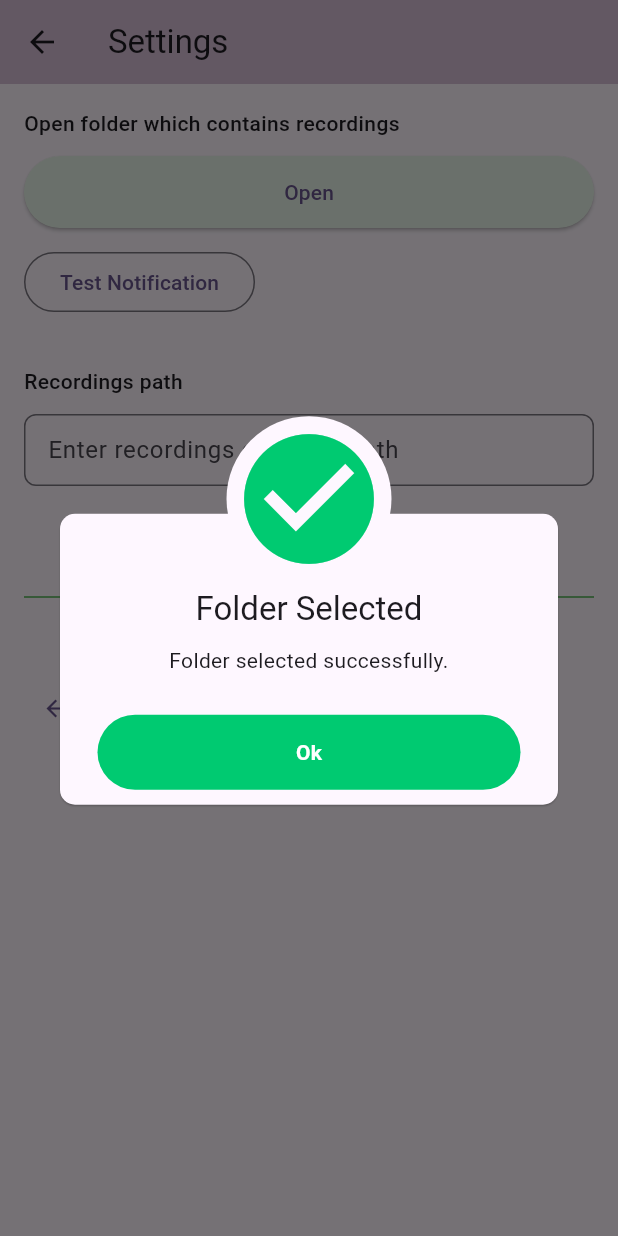
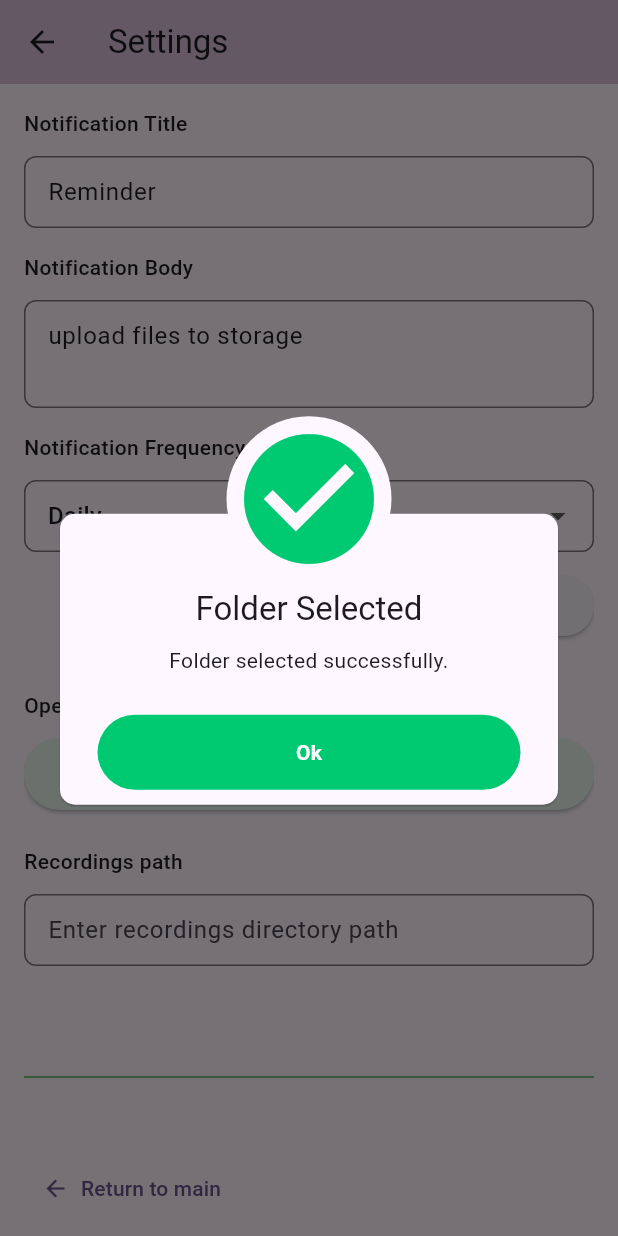
Before and after one commit to anshumanpatil/call-rec-cloud, a Flutter app: the SettingsPage screen opened by its route, after a tap on "Open", on a phone screen of 412 x 824 dp. Run offline on Flutter 3.47's test engine with Material 3 defaults, Android fonts, the phone set to English and light mode, and no system bars; our stand-ins replace awesome_dialog, flutter_local_notifications, permission_handler, sqflite; missing offline and left inert: docman; accounts and stored records are empty; project files that could hold a hidden picture were left out.

Commit message:
settings page ui created for notifications

```diff
--- a/lib/pages/settings_page.dart
+++ b/lib/pages/settings_page.dart
@@ -4,7 +4,8 @@ import 'package:awesome_dialog/awesome_dialog.dart';
 import 'package:docman/docman.dart';
 import 'package:cll_upld/constants.dart';
 import 'package:cll_upld/repositories/settings_repository.dart';
-import 'package:cll_upld/services/local_notification_service.dart';
+import 'package:cll_upld/services/database_provider.dart';
+import 'package:cll_upld/widgets/notification_settings_widget.dart';
 import 'package:cll_upld/theme/theme.dart';
 import 'package:cll_upld/widgets/recording_path_selector.dart';
 
@@ -17,10 +18,18 @@ class SettingsPage extends StatefulWidget {
 
 class _SettingsPageState extends State<SettingsPage> {
   late TextEditingController _recordingsPathController;
+  late TextEditingController _notificationTitleController;
+  late TextEditingController _notificationBodyController;
   final SettingsRepository _settingsRepository = SettingsRepository();
-  final LocalNotificationService _localNotificationService =
-      LocalNotificationService();
+  final DatabaseProvider _databaseProvider = DatabaseProvider();
+  static const Set<String> _validRepeatIntervals = {
+    'hourly',
+    'daily',
+    'weekly',
+  };
+  String _selectedRepeatInterval = 'daily';
   String? _initialDirectory;
+  int? _notificationDetailsId;
 
   bool get _supportsDirectoryPicker {
     if (kIsWeb) {
@@ -163,19 +172,114 @@ class _SettingsPageState extends State<SettingsPage> {
     );
   }
 
-  Future<void> _sendTestNotification() async {
+  // Future<void> _sendTestNotification() async {
+  //   try {
+  //     final log = await _localNotificationService
+  //         .sendImmediateTestNotification();
+  //     _showStatusDialog(
+  //       title: 'Notification Test',
+  //       message: log,
+  //       dialogType: DialogType.info,
+  //     );
+  //   } catch (e) {
+  //     _showStatusDialog(
+  //       title: 'Notification Test Failed',
+  //       message: '$e',
+  //       dialogType: DialogType.error,
+  //     );
+  //   }
+  // }
+
+  Future<void> _loadNotificationDetails() async {
+    final allDetails = await _databaseProvider.getAllNotificationDetails();
+    if (allDetails.isEmpty) {
+      final id = await _databaseProvider.createNotificationDetails(
+        title: 'Reminder',
+        body: 'upload files to storage',
+        repeatInterval: 'daily',
+      );
+      if (!mounted) {
+        return;
+      }
+      setState(() {
+        _notificationDetailsId = id;
+        _notificationTitleController.text = 'Reminder';
+        _notificationBodyController.text = 'upload files to storage';
+        _selectedRepeatInterval = 'daily';
+      });
+      return;
+    }
+
+    final first = allDetails.first;
+    if (!mounted) {
+      return;
+    }
+    setState(() {
+      _notificationDetailsId = first['id'] as int?;
+      _notificationTitleController.text =
+          (first['title'] as String?) ?? 'Reminder';
+      _notificationBodyController.text =
+          (first['body'] as String?) ?? 'upload files to storage';
+      final dbInterval = (first['repeat_interval'] as String?)?.trim();
+      _selectedRepeatInterval = _normalizeRepeatInterval(dbInterval);
+    });
+  }
+
+  String _normalizeRepeatInterval(String? raw) {
+    if (raw == null) {
+      return 'daily';
+    }
+    final normalized = raw.trim().toLowerCase();
+    if (_validRepeatIntervals.contains(normalized)) {
+      return normalized;
+    }
+    return 'daily';
+  }
+
+  Future<void> _saveNotificationDetails() async {
+    final title = _notificationTitleController.text.trim();
+    final body = _notificationBodyController.text.trim();
+
+    if (title.isEmpty || body.isEmpty) {
+      _showStatusDialog(
+        title: 'Invalid Notification Details',
+        message: 'Title and body are required.',
+        dialogType: DialogType.warning,
+      );
+      return;
+    }
+
     try {
-      final log = await _localNotificationService
-          .sendImmediateTestNotification();
+      if (_notificationDetailsId == null) {
+        final id = await _databaseProvider.createNotificationDetails(
+          title: title,
+          body: body,
+          repeatInterval: _selectedRepeatInterval,
+        );
+        if (!mounted) {
+          return;
+        }
+        setState(() {
+          _notificationDetailsId = id;
+        });
+      } else {
+        await _databaseProvider.updateNotificationDetails(
+          notificationId: _notificationDetailsId!,
+          title: title,
+          body: body,
+          repeatInterval: _selectedRepeatInterval,
+        );
+      }
+
       _showStatusDialog(
-        title: 'Notification Test',
-        message: log,
-        dialogType: DialogType.info,
+        title: 'Notification Details Saved',
+        message: 'Notification title and body updated successfully.',
+        dialogType: DialogType.success,
       );
     } catch (e) {
       _showStatusDialog(
-        title: 'Notification Test Failed',
-        message: '$e',
+        title: 'Save Failed',
+        message: 'Unable to save notification details: $e',
         dialogType: DialogType.error,
       );
     }
@@ -185,12 +289,17 @@ class _SettingsPageState extends State<SettingsPage> {
   void initState() {
     super.initState();
     _recordingsPathController = TextEditingController();
+    _notificationTitleController = TextEditingController();
+    _notificationBodyController = TextEditingController();
+    _loadNotificationDetails();
     // _loadInitialDirectory();
   }
 
   @override
   void dispose() {
     _recordingsPathController.dispose();
+    _notificationTitleController.dispose();
+    _notificationBodyController.dispose();
     super.dispose();
   }
 
@@ -203,11 +312,32 @@ class _SettingsPageState extends State<SettingsPage> {
       ),
       body: Padding(
         padding: const EdgeInsets.all(16.0),
-        child: RecordingPathSelector(
-          recordingsPathController: _recordingsPathController,
-          onOpenFolder: _openFolderSelector,
-          onTestNotification: _sendTestNotification,
-          onReturnToMain: () => Navigator.pop(context),
+        child: SingleChildScrollView(
+          child: Column(
+            crossAxisAlignment: CrossAxisAlignment.start,
+            children: [
+              NotificationSettingsWidget(
+                notificationTitleController: _notificationTitleController,
+                notificationBodyController: _notificationBodyController,
+                selectedRepeatInterval: _selectedRepeatInterval,
+                onRepeatIntervalChanged: (value) {
+                  if (value == null) {
+                    return;
+                  }
+                  setState(() {
+                    _selectedRepeatInterval = _normalizeRepeatInterval(value);
+                  });
+                },
+                onSaveNotificationDetails: _saveNotificationDetails,
+              ),
+              const SizedBox(height: 32),
+              RecordingPathSelector(
+                recordingsPathController: _recordingsPathController,
+                onOpenFolder: _openFolderSelector,
+                onReturnToMain: () => Navigator.pop(context),
+              ),
+            ],
+          ),
         ),
       ),
     );
--- a/lib/services/database_constants.dart
+++ b/lib/services/database_constants.dart
@@ -1,13 +1,25 @@
 class DatabaseConstants {
   // Database name
   static const String databaseName = 'cll_upld.db';
-  static const int databaseVersion = 1;
+  static const int databaseVersion = 3;
 
   // Table names
   static const String settingsTable = 'settings';
+  static const String notificationDetailsTable = 'notificationDetails';
 
   // Settings table columns
   static const String settingId = 'id';
   static const String settingIsPathAvailable = 'isPathAvailable';
   static const String settingRecordingsPath = 'recordings_path';
+
+  // Notification details table columns
+  static const String notificationId = 'id';
+  static const String notificationTitle = 'title';
+  static const String notificationBody = 'body';
+  static const String notificationRepeatInterval = 'repeat_interval';
+
+  // Notification repeat interval values
+  static const String repeatIntervalHourly = 'hourly';
+  static const String repeatIntervalDaily = 'daily';
+  static const String repeatIntervalWeekly = 'weekly';
 }
--- a/lib/services/database_provider.dart
+++ b/lib/services/database_provider.dart
@@ -1,4 +1,5 @@
 import 'database_service.dart';
+import 'database_constants.dart';
 
 class DatabaseProvider {
   final DatabaseService _databaseService = DatabaseService();
@@ -9,22 +10,22 @@ class DatabaseProvider {
     bool isPathAvailable = false,
     String? recordingsPath,
   }) async {
-    return await _databaseService.insert('settings', {
-      'isPathAvailable': isPathAvailable ? 1 : 0,
-      'recordings_path': recordingsPath,
+    return await _databaseService.insert(DatabaseConstants.settingsTable, {
+      DatabaseConstants.settingIsPathAvailable: isPathAvailable ? 1 : 0,
+      DatabaseConstants.settingRecordingsPath: recordingsPath,
     });
   }
 
   Future<Map<String, dynamic>?> getSettingsById(int settingId) async {
     return await _databaseService.queryOne(
-      'settings',
+      DatabaseConstants.settingsTable,
       where: 'id = ?',
       whereArgs: [settingId],
     );
   }
 
   Future<List<Map<String, dynamic>>> getAllSettings() async {
-    return await _databaseService.query('settings');
+    return await _databaseService.query(DatabaseConstants.settingsTable);
   }
 
   Future<int> updateSettings({
@@ -34,14 +35,14 @@ class DatabaseProvider {
   }) async {
     final data = <String, dynamic>{};
     if (isPathAvailable != null) {
-      data['isPathAvailable'] = isPathAvailable ? 1 : 0;
+      data[DatabaseConstants.settingIsPathAvailable] = isPathAvailable ? 1 : 0;
     }
     if (recordingsPath != null) {
-      data['recordings_path'] = recordingsPath;
+      data[DatabaseConstants.settingRecordingsPath] = recordingsPath;
     }
 
     return await _databaseService.update(
-      'settings',
+      DatabaseConstants.settingsTable,
       data,
       where: 'id = ?',
       whereArgs: [settingId],
@@ -50,9 +51,70 @@ class DatabaseProvider {
 
   Future<int> deleteSettings(int settingId) async {
     return await _databaseService.delete(
-      'settings',
+      DatabaseConstants.settingsTable,
       where: 'id = ?',
       whereArgs: [settingId],
+    );
+  }
+
+  // ===================== NOTIFICATION DETAILS OPERATIONS =====================
+
+  Future<int> createNotificationDetails({
+    required String title,
+    required String body,
+    String repeatInterval = DatabaseConstants.repeatIntervalDaily,
+  }) async {
+    return await _databaseService
+        .insert(DatabaseConstants.notificationDetailsTable, {
+          DatabaseConstants.notificationTitle: title,
+          DatabaseConstants.notificationBody: body,
+          DatabaseConstants.notificationRepeatInterval: repeatInterval,
+        });
+  }
+
+  Future<Map<String, dynamic>?> getNotificationDetailsById(
+    int notificationId,
+  ) async {
+    return await _databaseService.queryOne(
+      DatabaseConstants.notificationDetailsTable,
+      where: '${DatabaseConstants.notificationId} = ?',
+      whereArgs: [notificationId],
+    );
+  }
+
+  Future<List<Map<String, dynamic>>> getAllNotificationDetails() async {
+    return await _databaseService.query(
+      DatabaseConstants.notificationDetailsTable,
+      orderBy: '${DatabaseConstants.notificationId} ASC',
+    );
+  }
+
+  Future<int> updateNotificationDetails({
+    required int notificationId,
+    String? title,
+    String? body,
+    String? repeatInterval,
+  }) async {
+    final data = <String, dynamic>{};
+    if (title != null) {
+      data[DatabaseConstants.notificationTitle] = title;
+    }
+    if (body != null) {
+      data[DatabaseConstants.notificationBody] = body;
+    }
+    if (repeatInterval != null) {
+      data[DatabaseConstants.notificationRepeatInterval] = repeatInterval;
+    }
+
+    if (data.isEmpty) {
+      return 0;
+    }
+
+    return await _databaseService.update(
+      DatabaseConstants.notificationDetailsTable,
+      data,
+      where: '${DatabaseConstants.notificationId} = ?',
+      whereArgs: [notificationId],
     );
   }
 
--- a/lib/services/local_notification_service.dart
+++ b/lib/services/local_notification_service.dart
@@ -1,13 +1,21 @@
 import 'package:flutter/foundation.dart';
 import 'package:flutter_local_notifications/flutter_local_notifications.dart';
+
+import 'database_constants.dart';
+import 'database_provider.dart';
 
 class LocalNotificationService {
   final FlutterLocalNotificationsPlugin _plugin =
       FlutterLocalNotificationsPlugin();
+  final DatabaseProvider _databaseProvider = DatabaseProvider();
   bool _isInitialized = false;
 
   static const int _uploadReminderId = 1001;
   static const int _testNotificationId = 1002;
+  static const String _defaultNotificationTitle = 'Reminder';
+  static const String _defaultNotificationBody = 'upload files to storage';
+  static const String _defaultNotificationRepeatInterval =
+      DatabaseConstants.repeatIntervalDaily;
   static const String _channelId = 'upload_reminders_channel';
   static const String _channelName = 'Upload Reminders';
   static const String _channelDescription =
@@ -113,14 +121,21 @@ class LocalNotificationService {
       }
     }
 
+    final content = await _getNotificationContent();
+    log.writeln('- Reminder title from DB: ${content.title}');
+    log.writeln('- Reminder body from DB: ${content.body}');
+    log.writeln(
+      '- Reminder repeat interval from DB: ${content.repeatInterval}',
+    );
+
     await _plugin.cancel(id: _uploadReminderId);
     log.writeln('- Cleared existing periodic reminder notification id.');
 
     await _plugin.periodicallyShow(
       id: _uploadReminderId,
-      title: 'Reminder',
-      body: 'upload files to storage',
-      repeatInterval: RepeatInterval.everyMinute,
+      title: content.title,
+      body: content.body,
+      repeatInterval: _mapRepeatInterval(content.repeatInterval),
       notificationDetails: _notificationDetails,
       androidScheduleMode: AndroidScheduleMode.inexactAllowWhileIdle,
     );
@@ -159,11 +174,15 @@ class LocalNotificationService {
       }
     }
 
+    final content = await _getNotificationContent();
+    log.writeln('- Test title from DB: ${content.title}');
+    log.writeln('- Test body from DB: ${content.body}');
+
     await _plugin.cancel(id: _testNotificationId);
     await _plugin.show(
       id: _testNotificationId,
-      title: 'Test Notification',
-      body: 'upload files to storage',
+      title: content.title,
+      body: content.body,
       notificationDetails: _notificationDetails,
     );
 
@@ -174,4 +193,56 @@ class LocalNotificationService {
     debugPrint(log.toString());
     return log.toString();
   }
+
+  Future<({String title, String body, String repeatInterval})>
+  _getNotificationContent() async {
+    final allRecords = await _databaseProvider.getAllNotificationDetails();
+    if (allRecords.isEmpty) {
+      await _databaseProvider.createNotificationDetails(
+        title: _defaultNotificationTitle,
+        body: _defaultNotificationBody,
+        repeatInterval: _defaultNotificationRepeatInterval,
+      );
+      return (
+        title: _defaultNotificationTitle,
+        body: _defaultNotificationBody,
+        repeatInterval: _defaultNotificationRepeatInterval,
+      );
+    }
+
+    final first = allRecords.first;
+    final title = (first['title'] as String?)?.trim();
+    final body = (first['body'] as String?)?.trim();
+    final repeatInterval = (first['repeat_interval'] as String?)
+        ?.trim()
+        .toLowerCase();
+
+    return (
+      title: (title == null || title.isEmpty)
+          ? _defaultNotificationTitle
+          : title,
+      body: (body == null || body.isEmpty) ? _defaultNotificationBody : body,
+      repeatInterval: _normalizeRepeatInterval(repeatInterval),
+    );
+  }
+
+  String _normalizeRepeatInterval(String? repeatInterval) {
+    if (repeatInterval == DatabaseConstants.repeatIntervalHourly ||
+        repeatInterval == DatabaseConstants.repeatIntervalWeekly) {
+      return repeatInterval!;
+    }
+    return DatabaseConstants.repeatIntervalDaily;
+  }
+
+  RepeatInterval _mapRepeatInterval(String repeatInterval) {
+    switch (repeatInterval) {
+      case DatabaseConstants.repeatIntervalHourly:
+        return RepeatInterval.hourly;
+      case DatabaseConstants.repeatIntervalWeekly:
+        return RepeatInterval.weekly;
+      case DatabaseConstants.repeatIntervalDaily:
+      default:
+        return RepeatInterval.daily;
+    }
+  }
 }
--- /dev/null
+++ b/lib/widgets/notification_settings_widget.dart
@@ -0,0 +1,92 @@
+import 'package:flutter/material.dart';
+
+class NotificationSettingsWidget extends StatelessWidget {
+  const NotificationSettingsWidget({
+    super.key,
+    required this.notificationTitleController,
+    required this.notificationBodyController,
+    required this.selectedRepeatInterval,
+    required this.onRepeatIntervalChanged,
+    required this.onSaveNotificationDetails,
+  });
+
+  final TextEditingController notificationTitleController;
+  final TextEditingController notificationBodyController;
+  final String selectedRepeatInterval;
+  final ValueChanged<String?> onRepeatIntervalChanged;
+  final VoidCallback onSaveNotificationDetails;
+
+  @override
+  Widget build(BuildContext context) {
+    return Column(
+      crossAxisAlignment: CrossAxisAlignment.start,
+      children: [
+        const Text(
+          'Notification Title',
+          style: TextStyle(fontSize: 14, fontWeight: FontWeight.w500),
+        ),
+        const SizedBox(height: 12),
+        TextField(
+          controller: notificationTitleController,
+          decoration: InputDecoration(
+            hintText: 'Reminder',
+            border: OutlineInputBorder(borderRadius: BorderRadius.circular(8)),
+            contentPadding: const EdgeInsets.symmetric(
+              horizontal: 12,
+              vertical: 12,
+            ),
+          ),
+        ),
+        const SizedBox(height: 16),
+        const Text(
+          'Notification Body',
+          style: TextStyle(fontSize: 14, fontWeight: FontWeight.w500),
+        ),
+        const SizedBox(height: 12),
+        TextField(
+          controller: notificationBodyController,
+          maxLines: 2,
+          decoration: InputDecoration(
+            hintText: 'upload files to storage',
+            border: OutlineInputBorder(borderRadius: BorderRadius.circular(8)),
+            contentPadding: const EdgeInsets.symmetric(
+              horizontal: 12,
+              vertical: 12,
+            ),
+          ),
+        ),
+        const SizedBox(height: 16),
+        const Text(
+          'Notification Frequency',
+          style: TextStyle(fontSize: 14, fontWeight: FontWeight.w500),
+        ),
+        const SizedBox(height: 12),
+        DropdownButtonFormField<String>(
+          initialValue: selectedRepeatInterval,
+          decoration: InputDecoration(
+            border: OutlineInputBorder(borderRadius: BorderRadius.circular(8)),
+            contentPadding: const EdgeInsets.symmetric(
+              horizontal: 12,
+              vertical: 8,
+            ),
+          ),
+          items: const [
+            DropdownMenuItem(value: 'hourly', child: Text('Hourly')),
+            DropdownMenuItem(value: 'daily', child: Text('Daily')),
+            DropdownMenuItem(value: 'weekly', child: Text('Weekly')),
+          ],
+          onChanged: onRepeatIntervalChanged,
+        ),
+        const SizedBox(height: 12),
+        Align(
+          alignment: Alignment.centerRight,
+          child: ElevatedButton.icon(
+            onPressed: onSaveNotificationDetails,
+            icon: const Icon(Icons.save_outlined),
+            label: const Text('Save Notification Text'),
+          ),
+        ),
+      ],
+    );
+  }
+}
--- a/lib/widgets/recording_path_selector.dart
+++ b/lib/widgets/recording_path_selector.dart
@@ -8,13 +8,11 @@ class RecordingPathSelector extends StatelessWidget {
     super.key,
     required this.recordingsPathController,
     required this.onOpenFolder,
-    required this.onTestNotification,
     required this.onReturnToMain,
   });
 
   final TextEditingController recordingsPathController;
   final VoidCallback onOpenFolder;
-  final VoidCallback onTestNotification;
   final VoidCallback onReturnToMain;
 
   @override
@@ -36,12 +34,7 @@ class RecordingPathSelector extends StatelessWidget {
           onPressed: onOpenFolder,
           child: const Text(AppStrings.openButton),
         ),
-        const SizedBox(height: 12),
-        OutlinedButton(
-          onPressed: onTestNotification,
-          child: const Text('Test Notification'),
-        ),
-        const SizedBox(height: 32),
+        const SizedBox(height: 24),
         // Recordings path section
         const Text(
           AppStrings.recordingsPathLabel,
--- a/pubspec.yaml
+++ b/pubspec.yaml
@@ -39,6 +39,7 @@ dependencies:
   permission_handler: ^12.0.1
   flutter_launcher_icons: ^0.14.4
   sqflite: ^2.3.0
+  path: ^1.9.1
   sqlite3: ^3.0.0
   awesome_dialog: ^3.3.0
   docman: ^1.2.0
```
Also changed, not shown: lib/services/database_service.dart (+37 -6 lines), pubspec.lock.
